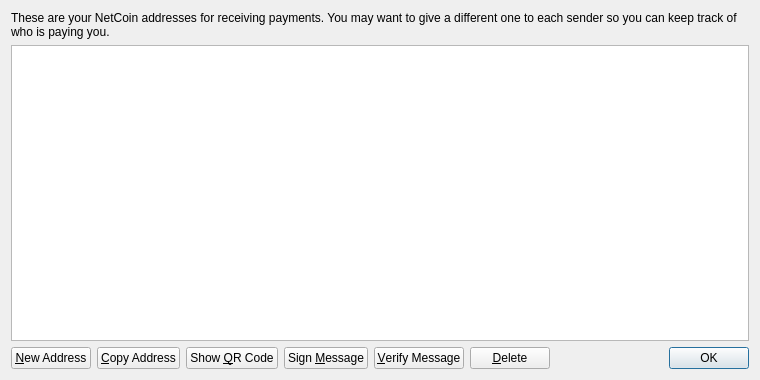
Before: the Qt Designer form src/qt/forms/addressbookpage.ui in Meee32/net2-1, drawn with Qt 5.
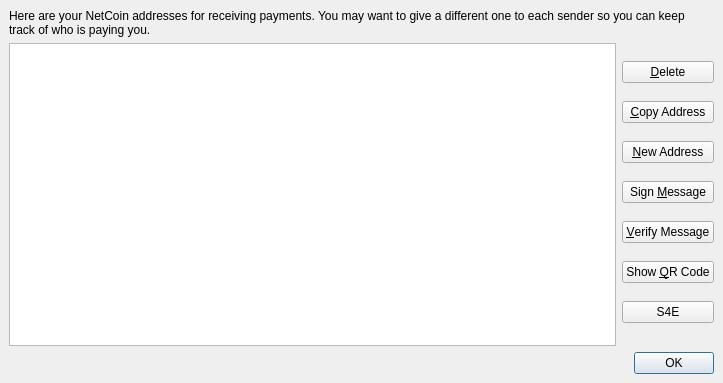
After: the same form once the commit is applied. Icons and pictures are not drawn.

```diff
--- a/src/qt/forms/addressbookpage.ui
+++ b/src/qt/forms/addressbookpage.ui
@@ -6,18 +6,47 @@
    <rect>
     <x>0</x>
     <y>0</y>
-    <width>760</width>
-    <height>380</height>
+    <width>723</width>
+    <height>383</height>
    </rect>
   </property>
   <property name="windowTitle">
    <string>Address Book</string>
   </property>
-  <layout class="QVBoxLayout" name="verticalLayout">
-   <item>
+  <layout class="QGridLayout" name="gridLayout">
+   <property name="leftMargin">
+    <number>0</number>
+   </property>
+   <property name="topMargin">
+    <number>0</number>
+   </property>
+   <property name="rightMargin">
+    <number>0</number>
+   </property>
+   <property name="bottomMargin">
+    <number>0</number>
+   </property>
+   <item row="0" column="0">
+    <widget class="QFrame" name="frame">
+     <property name="styleSheet">
+      <string notr="true"/>
+     </property>
+     <property name="frameShape">
+      <enum>QFrame::NoFrame</enum>
+     </property>
+     <property name="frameShadow">
+      <enum>QFrame::Plain</enum>
+     </property>
+     <property name="lineWidth">
+      <number>0</number>
+     </property>
+     <layout class="QGridLayout" name="gridLayout_3">
+      <item row="0" column="0">
+       <layout class="QGridLayout" name="gridLayout_2">
+        <item row="0" column="0">
     <widget class="QLabel" name="labelExplanation">
      <property name="text">
-      <string>These are your NetCoin addresses for receiving payments. You may want to give a different one to each sender so you can keep track of who is paying you.</string>
+           <string>Here are your NetCoin addresses for receiving payments. You may want to give a different one to each sender so you can keep track of who is paying you.</string>
      </property>
      <property name="textFormat">
       <enum>Qt::PlainText</enum>
@@ -27,6 +56,10 @@
      </property>
     </widget>
    </item>
+        <item row="1" column="0">
+         <layout class="QVBoxLayout" name="verticalLayout_2">
+          <item>
+           <layout class="QHBoxLayout" name="horizontalLayout">
    <item>
     <widget class="QTableView" name="tableView">
      <property name="contextMenuPolicy">
@@ -39,7 +72,7 @@
       <bool>false</bool>
      </property>
      <property name="alternatingRowColors">
-      <bool>true</bool>
+               <bool>false</bool>
      </property>
      <property name="selectionMode">
       <enum>QAbstractItemView::SingleSelection</enum>
@@ -56,14 +89,17 @@
     </widget>
    </item>
    <item>
-    <layout class="QHBoxLayout" name="horizontalLayout">
+             <layout class="QVBoxLayout" name="verticalLayout">
+              <property name="spacing">
+               <number>0</number>
+              </property>
      <item>
-      <widget class="QPushButton" name="newAddressButton">
+               <widget class="QPushButton" name="deleteButton">
        <property name="toolTip">
         <string>Create a new address</string>
        </property>
        <property name="text">
-        <string>&amp;New Address</string>
+                 <string>&amp;Delete</string>
        </property>
        <property name="icon">
         <iconset resource="../bitcoin.qrc">
@@ -86,9 +122,12 @@
       </widget>
      </item>
      <item>
-      <widget class="QPushButton" name="showQRCode">
+               <widget class="QPushButton" name="newAddressButton">
+                <property name="toolTip">
+                 <string>&lt;html&gt;&lt;head/&gt;&lt;body&gt;&lt;p&gt;&lt;img src=&quot;:/toolTip/res/tooltips/createNewNetcoinAddress.png&quot;/&gt;&lt;/p&gt;&lt;/body&gt;&lt;/html&gt;</string>
+                </property>
        <property name="text">
-        <string>Show &amp;QR Code</string>
+                 <string>&amp;New Address</string>
        </property>
        <property name="icon">
         <iconset resource="../bitcoin.qrc">
@@ -125,12 +164,12 @@
       </widget>
      </item>
      <item>
-      <widget class="QPushButton" name="deleteButton">
+               <widget class="QPushButton" name="showQRCode">
        <property name="toolTip">
         <string>Delete the currently selected address from the list</string>
        </property>
        <property name="text">
-        <string>&amp;Delete</string>
+                 <string>Show &amp;QR Code</string>
        </property>
        <property name="icon">
         <iconset resource="../bitcoin.qrc">
@@ -138,8 +177,193 @@
        </property>
       </widget>
      </item>
+              <item>
+               <widget class="QPushButton" name="stakeForCharityPushButton">
+                <property name="text">
+                 <string>S4E</string>
+                </property>
+               </widget>
+              </item>
+             </layout>
+            </item>
+           </layout>
+          </item>
+          <item>
+           <layout class="QHBoxLayout" name="horizontalLayout_2">
      <item>
       <spacer name="horizontalSpacer">
+              <property name="palette">
+               <palette>
+                <active>
+                 <colorrole role="WindowText">
+                  <brush brushstyle="SolidPattern">
+                   <color alpha="255">
+                    <red>255</red>
+                    <green>170</green>
+                    <blue>0</blue>
+                   </color>
+                  </brush>
+                 </colorrole>
+                 <colorrole role="Button">
+                  <brush brushstyle="SolidPattern">
+                   <color alpha="255">
+                    <red>255</red>
+                    <green>170</green>
+                    <blue>0</blue>
+                   </color>
+                  </brush>
+                 </colorrole>
+                 <colorrole role="Text">
+                  <brush brushstyle="SolidPattern">
+                   <color alpha="255">
+                    <red>255</red>
+                    <green>170</green>
+                    <blue>0</blue>
+                   </color>
+                  </brush>
+                 </colorrole>
+                 <colorrole role="BrightText">
+                  <brush brushstyle="SolidPattern">
+                   <color alpha="255">
+                    <red>255</red>
+                    <green>170</green>
+                    <blue>0</blue>
+                   </color>
+                  </brush>
+                 </colorrole>
+                 <colorrole role="ButtonText">
+                  <brush brushstyle="SolidPattern">
+                   <color alpha="255">
+                    <red>255</red>
+                    <green>170</green>
+                    <blue>0</blue>
+                   </color>
+                  </brush>
+                 </colorrole>
+                 <colorrole role="HighlightedText">
+                  <brush brushstyle="SolidPattern">
+                   <color alpha="255">
+                    <red>255</red>
+                    <green>170</green>
+                    <blue>0</blue>
+                   </color>
+                  </brush>
+                 </colorrole>
+                </active>
+                <inactive>
+                 <colorrole role="WindowText">
+                  <brush brushstyle="SolidPattern">
+                   <color alpha="255">
+                    <red>255</red>
+                    <green>170</green>
+                    <blue>0</blue>
+                   </color>
+                  </brush>
+                 </colorrole>
+                 <colorrole role="Button">
+                  <brush brushstyle="SolidPattern">
+                   <color alpha="255">
+                    <red>255</red>
+                    <green>170</green>
+                    <blue>0</blue>
+                   </color>
+                  </brush>
+                 </colorrole>
+                 <colorrole role="Text">
+                  <brush brushstyle="SolidPattern">
+                   <color alpha="255">
+                    <red>255</red>
+                    <green>170</green>
+                    <blue>0</blue>
+                   </color>
+                  </brush>
+                 </colorrole>
+                 <colorrole role="BrightText">
+                  <brush brushstyle="SolidPattern">
+                   <color alpha="255">
+                    <red>255</red>
+                    <green>170</green>
+                    <blue>0</blue>
+                   </color>
+                  </brush>
+                 </colorrole>
+                 <colorrole role="ButtonText">
+                  <brush brushstyle="SolidPattern">
+                   <color alpha="255">
+                    <red>255</red>
+                    <green>170</green>
+                    <blue>0</blue>
+                   </color>
+                  </brush>
+                 </colorrole>
+                 <colorrole role="HighlightedText">
+                  <brush brushstyle="SolidPattern">
+                   <color alpha="255">
+                    <red>255</red>
+                    <green>170</green>
+                    <blue>0</blue>
+                   </color>
+                  </brush>
+                 </colorrole>
+                </inactive>
+                <disabled>
+                 <colorrole role="WindowText">
+                  <brush brushstyle="SolidPattern">
+                   <color alpha="255">
+                    <red>255</red>
+                    <green>170</green>
+                    <blue>0</blue>
+                   </color>
+                  </brush>
+                 </colorrole>
+                 <colorrole role="Button">
+                  <brush brushstyle="SolidPattern">
+                   <color alpha="255">
+                    <red>255</red>
+                    <green>170</green>
+                    <blue>0</blue>
+                   </color>
+                  </brush>
+                 </colorrole>
+                 <colorrole role="Text">
+                  <brush brushstyle="SolidPattern">
+                   <color alpha="255">
+                    <red>255</red>
+                    <green>170</green>
+                    <blue>0</blue>
+                   </color>
+                  </brush>
+                 </colorrole>
+                 <colorrole role="BrightText">
+                  <brush brushstyle="SolidPattern">
+                   <color alpha="255">
+                    <red>255</red>
+                    <green>170</green>
+                    <blue>0</blue>
+                   </color>
+                  </brush>
+                 </colorrole>
+                 <colorrole role="ButtonText">
+                  <brush brushstyle="SolidPattern">
+                   <color alpha="255">
+                    <red>159</red>
+                    <green>158</green>
+                    <blue>158</blue>
+                   </color>
+                  </brush>
+                 </colorrole>
+                 <colorrole role="HighlightedText">
+                  <brush brushstyle="SolidPattern">
+                   <color alpha="255">
+                    <red>255</red>
+                    <green>170</green>
+                    <blue>0</blue>
+                   </color>
+                  </brush>
+                 </colorrole>
+                </disabled>
+               </palette>
+              </property>
        <property name="orientation">
         <enum>Qt::Horizontal</enum>
        </property>
@@ -154,17 +378,27 @@
      <item>
       <widget class="QDialogButtonBox" name="buttonBox">
        <property name="sizePolicy">
-        <sizepolicy hsizetype="Maximum" vsizetype="Fixed">
+               <sizepolicy hsizetype="Preferred" vsizetype="Preferred">
          <horstretch>0</horstretch>
          <verstretch>0</verstretch>
         </sizepolicy>
        </property>
+              <property name="styleSheet">
+               <string notr="true"/>
+              </property>
        <property name="standardButtons">
         <set>QDialogButtonBox::Ok</set>
        </property>
       </widget>
      </item>
     </layout>
+          </item>
+         </layout>
+        </item>
+       </layout>
+      </item>
+     </layout>
+    </widget>
    </item>
   </layout>
  </widget>
```
Left out of the diff: 18 changed lines with no effect on the pictures. Lines whose indentation alone changed are shown as unchanged.
